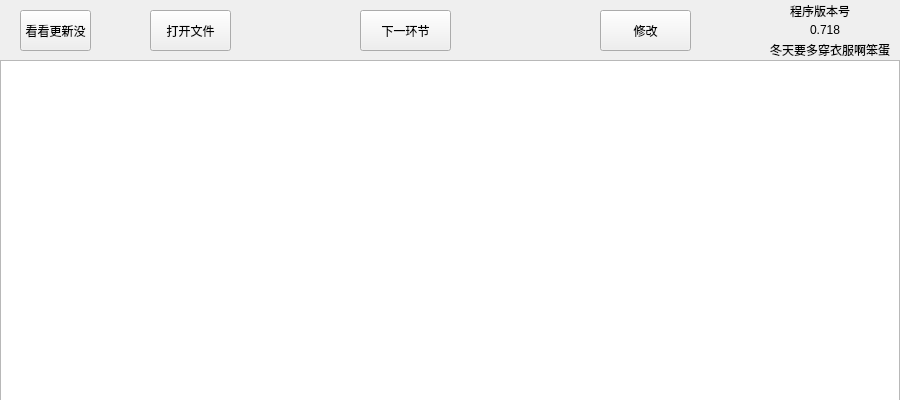
Before: the Qt Designer form form.ui in yaojiang375/TimeRecord5th, drawn with Qt 5.
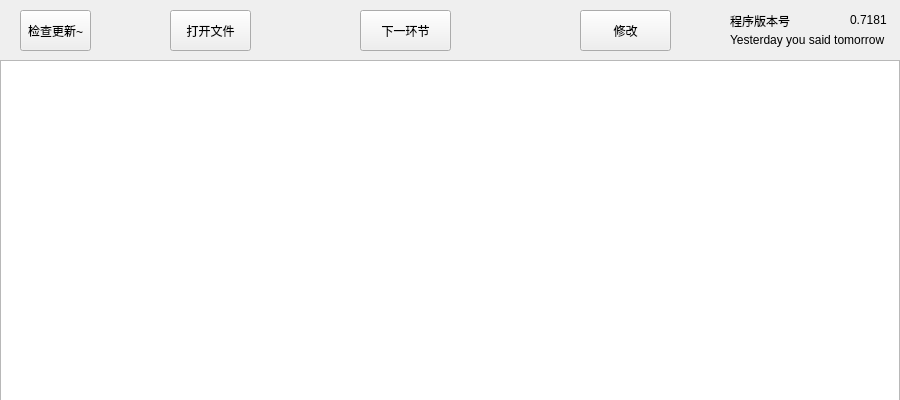
After: the same form once the commit is applied.

```diff
--- a/form.ui
+++ b/form.ui
@@ -26,7 +26,7 @@
   <widget class="QPushButton" name="pushButton">
    <property name="geometry">
     <rect>
-     <x>150</x>
+     <x>170</x>
      <y>10</y>
      <width>81</width>
      <height>41</height>
@@ -39,7 +39,7 @@
   <widget class="QPushButton" name="SaveRepair">
    <property name="geometry">
     <rect>
-     <x>600</x>
+     <x>580</x>
      <y>10</y>
      <width>91</width>
      <height>41</height>
@@ -72,15 +72,15 @@
     </rect>
    </property>
    <property name="text">
-    <string>看看更新没</string>
+    <string>检查更新~</string>
    </property>
   </widget>
   <widget class="QLabel" name="label">
    <property name="geometry">
     <rect>
-     <x>790</x>
-     <y>0</y>
-     <width>81</width>
+     <x>730</x>
+     <y>10</y>
+     <width>61</width>
      <height>21</height>
     </rect>
    </property>
@@ -91,27 +91,27 @@
   <widget class="QLabel" name="label_2">
    <property name="geometry">
     <rect>
-     <x>810</x>
-     <y>20</y>
-     <width>61</width>
+     <x>850</x>
+     <y>10</y>
+     <width>41</width>
      <height>20</height>
     </rect>
    </property>
    <property name="text">
-    <string>0.718</string>
+    <string>0.7181</string>
    </property>
   </widget>
   <widget class="QLabel" name="label_3">
    <property name="geometry">
     <rect>
-     <x>770</x>
-     <y>40</y>
-     <width>121</width>
+     <x>730</x>
+     <y>30</y>
+     <width>161</width>
      <height>20</height>
     </rect>
    </property>
    <property name="text">
-    <string>冬天要多穿衣服啊笨蛋</string>
+    <string>Yesterday you said tomorrow</string>
    </property>
   </widget>
  </widget>
```
